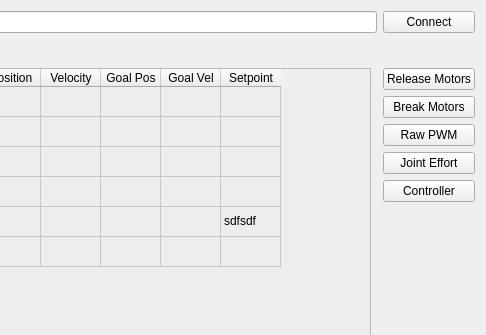
jgdo/arips_ros, file rqt_arips_arm_plugin/resource/ArmPlugin.ui: the form before one commit; both pictures show x 139 to 625 and y 0 to 335 of the 625 by 420 pixel window.
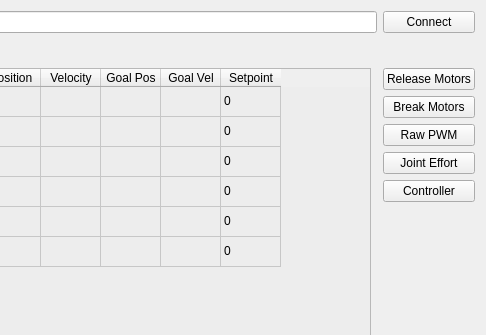
The form after the commit.

Commit message: [rqt_arips_arm_plugin] Basic implementation for Raw and Direct Control modes

Patch:
```diff
--- a/rqt_arips_arm_plugin/resource/ArmPlugin.ui
+++ b/rqt_arips_arm_plugin/resource/ArmPlugin.ui
@@ -336,7 +336,7 @@
      </item>
      <item row="0" column="5">
       <property name="text">
-       <string/>
+       <string>0</string>
       </property>
       <property name="foreground">
        <brush brushstyle="SolidPattern">
@@ -348,14 +348,34 @@
        </brush>
       </property>
      </item>
+     <item row="1" column="5">
+      <property name="text">
+       <string>0</string>
+      </property>
+     </item>
+     <item row="2" column="5">
+      <property name="text">
+       <string>0</string>
+      </property>
+     </item>
+     <item row="3" column="5">
+      <property name="text">
+       <string>0</string>
+      </property>
+     </item>
      <item row="4" column="5">
       <property name="text">
-       <string>sdfsdf</string>
+       <string>0</string>
       </property>
       <property name="flags">
        <set>ItemIsEditable|ItemIsEnabled</set>
       </property>
      </item>
+     <item row="5" column="5">
+      <property name="text">
+       <string>0</string>
+      </property>
+     </item>
     </widget>
    </item>
   </layout>
```
The commit also changes 1 other file.
